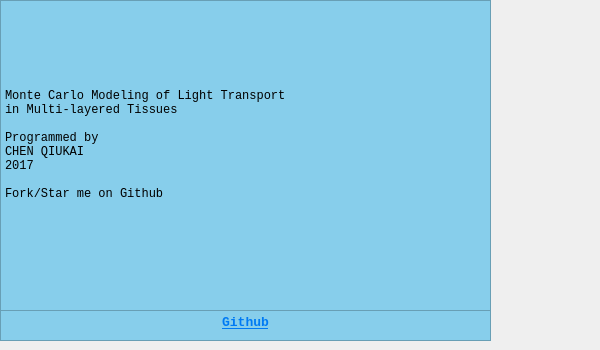
First picture: the form in mainwidgets/about.ui, repository SimonCqk/Photon_Propagation_Simulation, before the edit.
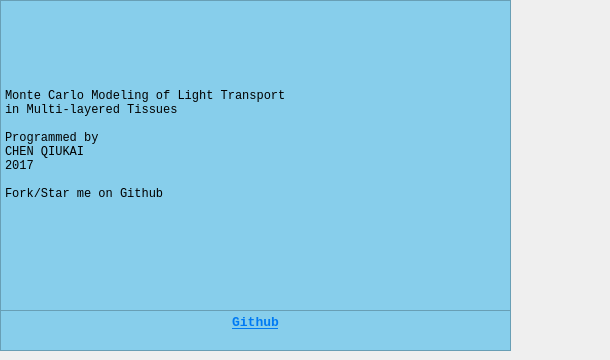
Second picture: the form after the edit.

```diff
--- a/mainwidgets/about.ui
+++ b/mainwidgets/about.ui
@@ -6,8 +6,8 @@
    <rect>
     <x>0</x>
     <y>0</y>
-    <width>600</width>
-    <height>350</height>
+    <width>610</width>
+    <height>360</height>
    </rect>
   </property>
   <property name="windowTitle">
@@ -18,8 +18,8 @@
     <rect>
      <x>0</x>
      <y>310</y>
-     <width>491</width>
-     <height>31</height>
+     <width>511</width>
+     <height>41</height>
     </rect>
    </property>
    <property name="font">
@@ -47,7 +47,7 @@
     <rect>
      <x>0</x>
      <y>0</y>
-     <width>491</width>
+     <width>511</width>
      <height>311</height>
     </rect>
    </property>
```
